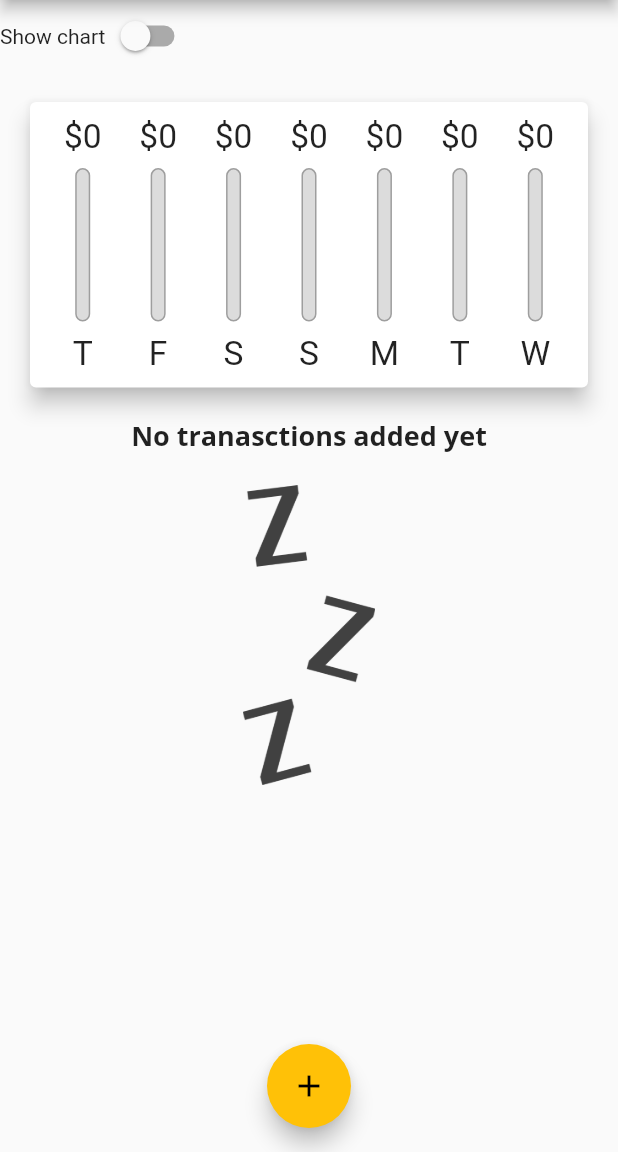
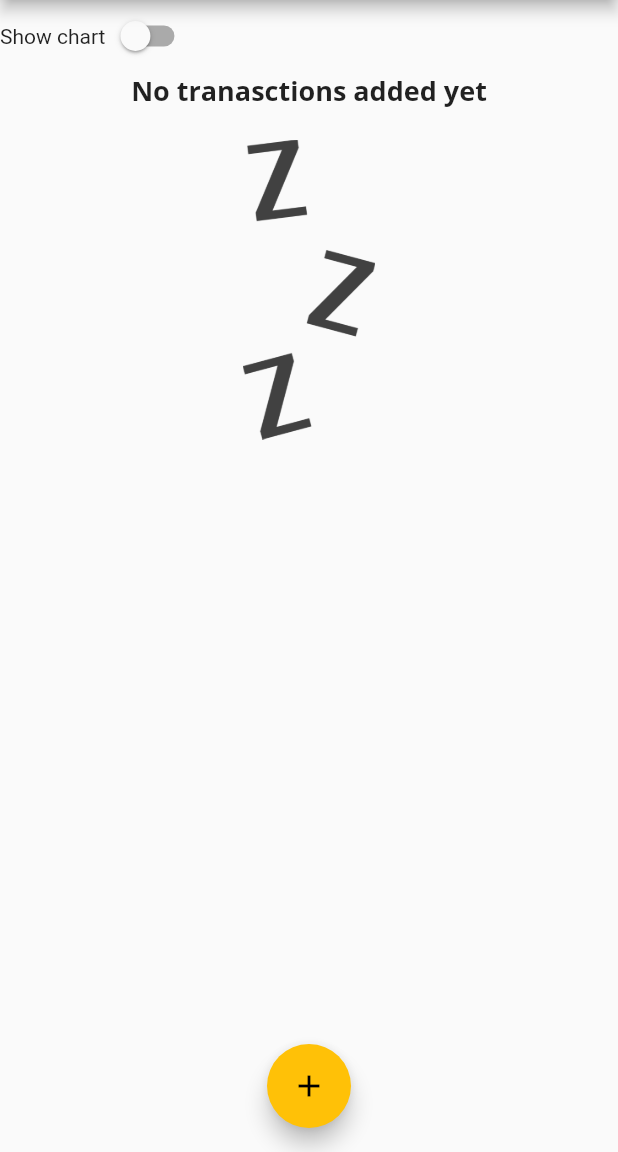
Before and after one commit to Abood2284/flutter_04_expenseTracker, a Flutter app: the screen it shows after launch, on a phone screen of 412 x 824 dp, the part 84-1236 px from its top. Run offline on Flutter 3.47's test engine with Material 2 defaults, Android fonts, the phone set to English and light mode, and no system bars.

Commit message:
Added working switch

```diff
--- a/lib/main.dart
+++ b/lib/main.dart
@@ -142,7 +142,7 @@ class _MyHomePageState extends State<MyHomePage> {
                 }),
               ],
             ),
-            Container(
+            _isChanged ? Container(
 
                 /// * MediaQuery is a class that allows styling widgets according to the devivce user have
                 ///
@@ -154,8 +154,7 @@ class _MyHomePageState extends State<MyHomePage> {
                         appBar.preferredSize.height -
                         MediaQuery.of(context).padding.top) *
                     0.3,
-                child: Chart(_recentTransactions)),
-            Container(
+                child: Chart(_recentTransactions)) : Container(
                 height: (MediaQuery.of(context).size.height -
                         appBar.preferredSize.height -
                         MediaQuery.of(context).padding.top) *
```
